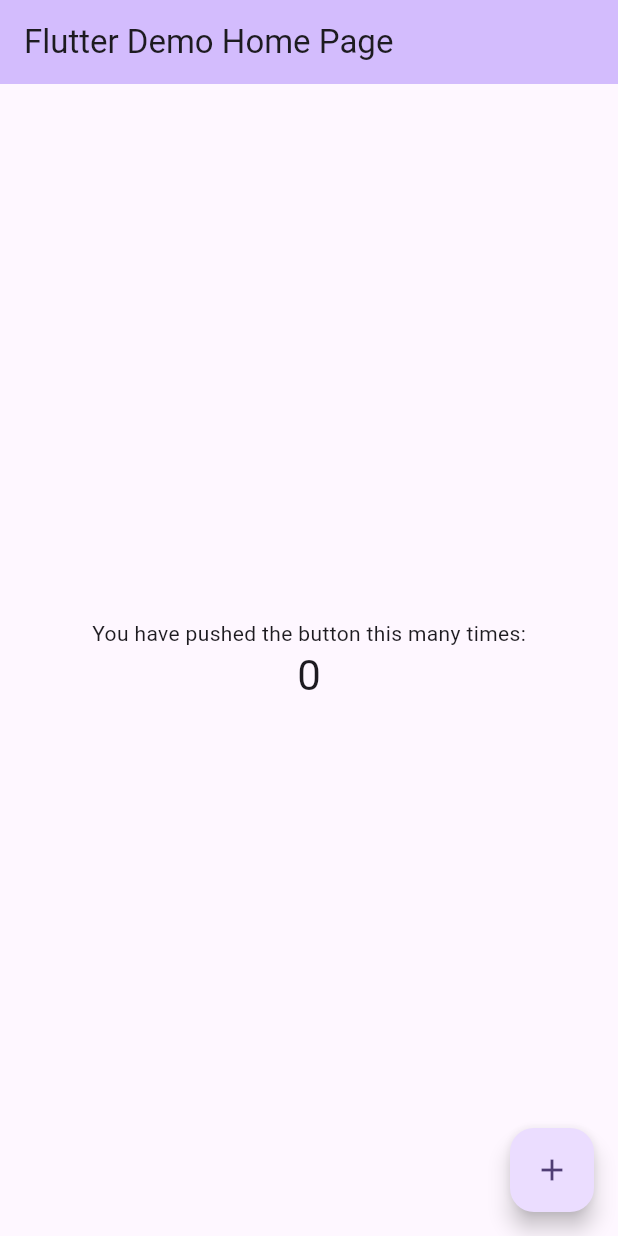
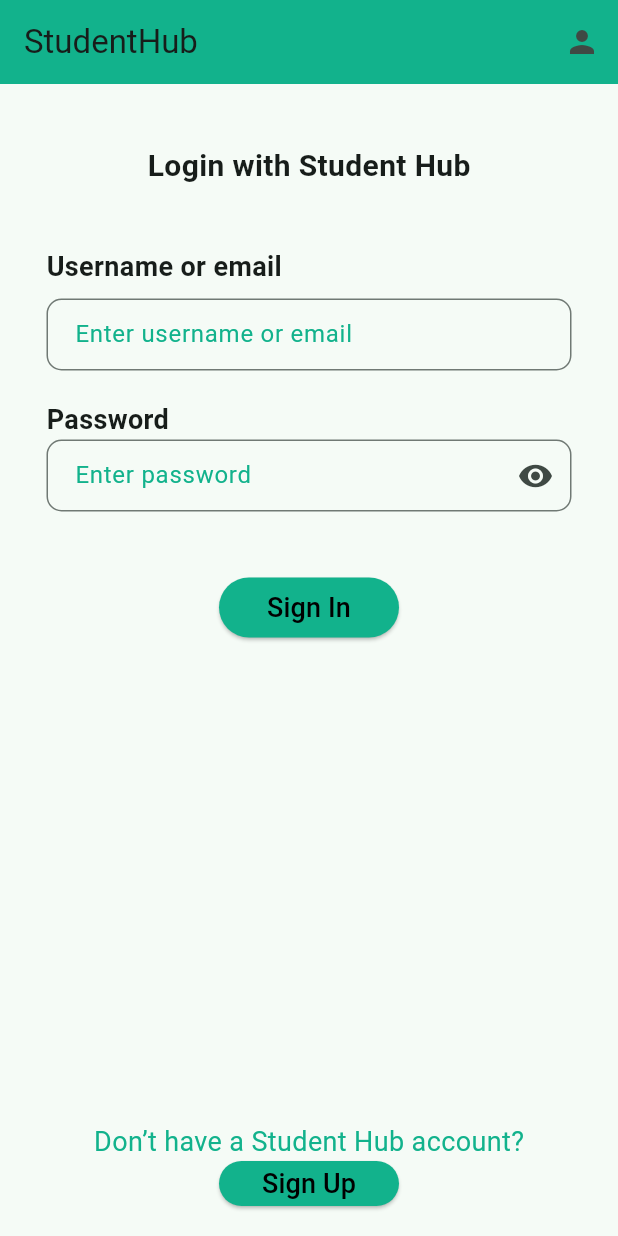
Before and after one commit to 20KTPM-AMAD/StudentHub, a Flutter app: the screen it shows after launch, on a phone screen of 412 x 824 dp. Run offline on Flutter 3.47's test engine with Material 3 defaults, Android fonts, the light colour scheme and no system bars.

Commit message:
create login screen layout

```diff
--- /dev/null
+++ b/lib/loginScreen.dart
@@ -0,0 +1,163 @@
+import 'package:flutter/material.dart';
+import 'signUpStep1Screen.dart';
+
+const Color _green = Color(0xFF12B28C);
+
+class LoginScreen extends StatefulWidget {
+  const LoginScreen({Key? key}) : super(key: key);
+
+  @override
+  LoginScreenState createState() => LoginScreenState();
+}
+
+class LoginScreenState extends State<LoginScreen> {
+  bool _obscureText = true;
+
+  @override
+  Widget build(BuildContext context) {
+    return Scaffold(
+      appBar: AppBar(
+        title: const Text('StudentHub'),
+        backgroundColor: _green,
+        actions: <Widget>[
+          IconButton(
+            icon: const Icon(Icons.person),
+            onPressed: () {},
+          ),
+        ],
+      ),
+      body: Center(
+        child: Column(
+          children: <Widget>[
+            Padding(
+              padding: const EdgeInsets.symmetric(vertical: 10.0, horizontal: 10.0),
+              child: Column(
+                children: [
+                  const SizedBox(height: 30),
+                  const Text(
+                    'Login with Student Hub',
+
+                    style: TextStyle(
+                      fontWeight: FontWeight.bold,
+                      fontSize: 20,
+                    ),
+                  ),
+                  const SizedBox(height: 40),
+                  SizedBox(
+                    width: 350,
+                    child: Column(
+                      children: [
+                        Column(
+                          crossAxisAlignment: CrossAxisAlignment.start,
+                          children: [
+                            const Text(
+                              'Username or email',
+                              style: TextStyle(fontSize: 18, fontWeight: FontWeight.bold),
+                            ),
+                            const SizedBox(height: 8),
+                            TextField(
+                              decoration: InputDecoration(
+                                contentPadding: const EdgeInsets.symmetric(vertical: 10.0, horizontal: 15.0),
+                                border: OutlineInputBorder(
+                                  borderRadius: BorderRadius.circular(10.0),
+                                  borderSide: const BorderSide(color: _green),
+                                ),
+                                hintText: "Enter username or email",
+                                hintStyle: const TextStyle(color: _green),
+                              ),
+                            ),
+                          ],
+                        ),
+                        const SizedBox(height: 20),
+                        Column(
+                          crossAxisAlignment: CrossAxisAlignment.start,
+                          children: [
+                            const Text(
+                              'Password',
+                              style: TextStyle(fontSize: 18, fontWeight: FontWeight.bold),
+                            ),
+                            TextField(
+                              obscureText: _obscureText,
+                              decoration: InputDecoration(
+                                contentPadding: const EdgeInsets.symmetric(vertical: 10.0, horizontal: 15.0),
+                                border: OutlineInputBorder(
+                                    borderRadius: BorderRadius.circular(10.0),
+                                    borderSide: const BorderSide(color: _green)
+                                ),
+                                hintText: "Enter password",
+                                hintStyle: const TextStyle(color: _green),
+                                suffixIcon: IconButton(
+                                  onPressed: () {
+                                    setState(() {
+                                      _obscureText = !_obscureText;
+                                    });
+                                  },
+                                  icon: Icon(_obscureText ? Icons.visibility : Icons.visibility_off),
+                                ),
+                              ),
+                            ),
+                          ],
+                        ),
+                        const SizedBox(height: 40),
+                        SizedBox(
+                          width: 120,
+                          child: ElevatedButton(
+                            onPressed: () {},
+                            style: ElevatedButton.styleFrom(
+                                primary: _green,
+                                onPrimary: Colors.black
+                            ),
+                            child: const Text('Sign In', style: TextStyle(fontSize: 18)),
+                          ),
+                        ),
+                        const SizedBox(height: 20),
+                      ],
+                    ),
+                  ),
+                ],
+              ),
+            ),
+            Expanded(
+              child: Align(
+                alignment: Alignment.bottomCenter,
+                child: Column(
+                  mainAxisAlignment: MainAxisAlignment.end,
+                  children: [
+                    const Text(
+                      'Don’t have a Student Hub account?',
+                      style: TextStyle(
+                        color: _green,
+                        fontSize: 18,
+                      ),
+                    ),
+                    SizedBox(
+                      height: 30,
+                      width: 120,
+                      child: ElevatedButton(
+                        onPressed: () {
+                          Navigator.push(context, MaterialPageRoute(builder: (context) => const SignUpStep1Screen()),);
+                        },
+                        style: ElevatedButton.styleFrom(
+                          primary: _green,
+                          onPrimary: Colors.black,
+                        ),
+                        child: const Text(
+                          'Sign Up',
+                          style: TextStyle(fontSize: 18),
+                        ),
+                      ),
+                    ),
+                  ],
+                ),
+              ),
+            ),
+          ],
+        ),
+      ),
+      bottomNavigationBar: const Padding(
+        padding: EdgeInsets.only(bottom: 20),
+        child: SizedBox(),
+      ),
+    );
+  }
+}
--- a/lib/main.dart
+++ b/lib/main.dart
@@ -1,4 +1,5 @@
 import 'package:flutter/material.dart';
+import 'loginScreen.dart';
 
 void main() {
   runApp(const MyApp());
@@ -11,115 +12,11 @@
   @override
   Widget build(BuildContext context) {
     return MaterialApp(
-      title: 'Flutter Demo',
+      title: 'StudentHub',
       theme: ThemeData(
-        // This is the theme of your application.
-        //
-        // TRY THIS: Try running your application with "flutter run". You'll see
-        // the application has a purple toolbar. Then, without quitting the app,
-        // try changing the seedColor in the colorScheme below to Colors.green
-        // and then invoke "hot reload" (save your changes or press the "hot
-        // reload" button in a Flutter-supported IDE, or press "r" if you used
-        // the command line to start the app).
-        //
-        // Notice that the counter didn't reset back to zero; the application
-        // state is not lost during the reload. To reset the state, use hot
-        // restart instead.
-        //
-        // This works for code too, not just values: Most code changes can be
-        // tested with just a hot reload.
-        colorScheme: ColorScheme.fromSeed(seedColor: Colors.deepPurple),
-        useMaterial3: true,
+        colorScheme: ColorScheme.fromSeed(seedColor: const Color(0xFF12B28C)),
       ),
-      home: const MyHomePage(title: 'Flutter Demo Home Page'),
+      home: const LoginScreen(),
     );
   }
 }
-
-class MyHomePage extends StatefulWidget {
-  const MyHomePage({super.key, required this.title});
-
-  // This widget is the home page of your application. It is stateful, meaning
-  // that it has a State object (defined below) that contains fields that affect
-  // how it looks.
-
-  // This class is the configuration for the state. It holds the values (in this
-  // case the title) provided by the parent (in this case the App widget) and
-  // used by the build method of the State. Fields in a Widget subclass are
-  // always marked "final".
-
-  final String title;
-
-  @override
-  State<MyHomePage> createState() => _MyHomePageState();
-}
-
-class _MyHomePageState extends State<MyHomePage> {
-  int _counter = 0;
-
-  void _incrementCounter() {
-    setState(() {
-      // This call to setState tells the Flutter framework that something has
-      // changed in this State, which causes it to rerun the build method below
-      // so that the display can reflect the updated values. If we changed
-      // _counter without calling setState(), then the build method would not be
-      // called again, and so nothing would appear to happen.
-      _counter++;
-    });
-  }
-
-  @override
-  Widget build(BuildContext context) {
-    // This method is rerun every time setState is called, for instance as done
-    // by the _incrementCounter method above.
-    //
-    // The Flutter framework has been optimized to make rerunning build methods
-    // fast, so that you can just rebuild anything that needs updating rather
-    // than having to individually change instances of widgets.
-    return Scaffold(
-      appBar: AppBar(
-        // TRY THIS: Try changing the color here to a specific color (to
-        // Colors.amber, perhaps?) and trigger a hot reload to see the AppBar
-        // change color while the other colors stay the same.
-        backgroundColor: Theme.of(context).colorScheme.inversePrimary,
-        // Here we take the value from the MyHomePage object that was created by
-        // the App.build method, and use it to set our appbar title.
-        title: Text(widget.title),
-      ),
-      body: Center(
-        // Center is a layout widget. It takes a single child and positions it
-        // in the middle of the parent.
-        child: Column(
-          // Column is also a layout widget. It takes a list of children and
-          // arranges them vertically. By default, it sizes itself to fit its
-          // children horizontally, and tries to be as tall as its parent.
-          //
-          // Column has various properties to control how it sizes itself and
-          // how it positions its children. Here we use mainAxisAlignment to
-          // center the children vertically; the main axis here is the vertical
-          // axis because Columns are vertical (the cross axis would be
-          // horizontal).
-          //
-          // TRY THIS: Invoke "debug painting" (choose the "Toggle Debug Paint"
-          // action in the IDE, or press "p" in the console), to see the
-          // wireframe for each widget.
-          mainAxisAlignment: MainAxisAlignment.center,
-          children: <Widget>[
-            const Text(
-              'You have pushed the button this many times:',
-            ),
-            Text(
-              '$_counter',
-              style: Theme.of(context).textTheme.headlineMedium,
-            ),
-          ],
-        ),
-      ),
-      floatingActionButton: FloatingActionButton(
-        onPressed: _incrementCounter,
-        tooltip: 'Increment',
-        child: const Icon(Icons.add),
-      ), // This trailing comma makes auto-formatting nicer for build methods.
-    );
-  }
-}
```
